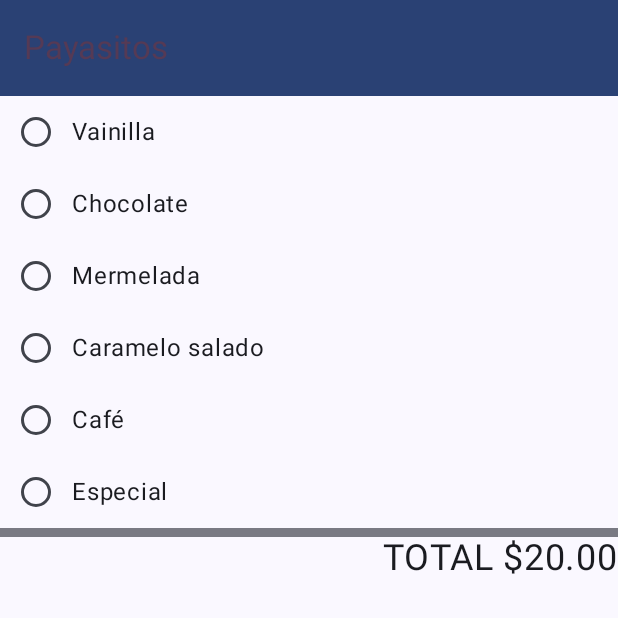
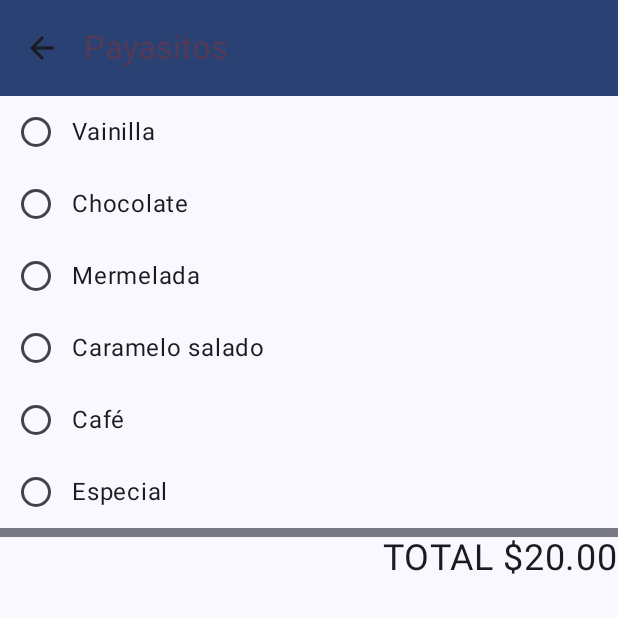
Before and after one commit to alexudg/android_studio-cupcake_orders, an Android app built with Jetpack Compose: the screen it shows after launch (MainActivity), after a tap on "1 Payasito", on a phone screen of 412 x 824 dp, the top half of it. Run offline under Robolectric (Android 15) with nearby library versions, the light colour scheme and no system bars.

Commit message:
created splashScreen & icon back screen on topBar

```diff
--- a/app/src/main/java/com/planetsistemas/cupcakeorders/GlobalScreen.kt
+++ b/app/src/main/java/com/planetsistemas/cupcakeorders/GlobalScreen.kt
@@ -4,7 +4,11 @@ import android.annotation.SuppressLint
 import androidx.compose.foundation.layout.Arrangement
 import androidx.compose.foundation.layout.Row
 import androidx.compose.foundation.layout.fillMaxWidth
+import androidx.compose.material.icons.Icons
+import androidx.compose.material.icons.filled.ArrowBack
 import androidx.compose.material3.ExperimentalMaterial3Api
+import androidx.compose.material3.Icon
+import androidx.compose.material3.IconButton
 import androidx.compose.material3.MaterialTheme
 import androidx.compose.material3.Scaffold
 import androidx.compose.material3.Text
@@ -13,7 +17,11 @@ import androidx.compose.material3.TopAppBarDefaults
 import androidx.compose.runtime.Composable
 import androidx.compose.runtime.collectAsState
 import androidx.compose.runtime.getValue
+import androidx.compose.runtime.setValue
+import androidx.compose.runtime.mutableStateOf
+import androidx.compose.runtime.saveable.rememberSaveable
 import androidx.compose.ui.Modifier
+
 import androidx.compose.ui.unit.sp
 import androidx.navigation.NavController
 import androidx.navigation.compose.NavHost
@@ -25,6 +33,7 @@ import androidx.lifecycle.viewmodel.compose.viewModel
  * Nombres definitivos para navegar entre las pantallas
  */
 enum class Screens {
+    Splash,
     Start,
     Flavor,
     PickUp,
@@ -36,6 +45,7 @@ enum class Screens {
 @Composable
 fun GlobalScreen(viewModel: OrderViewModel = viewModel()) {
     val navController = rememberNavController()
+    var isShowBackIcon by rememberSaveable { mutableStateOf(false) }
 
     Scaffold(
         topBar = {
@@ -45,6 +55,18 @@ fun GlobalScreen(viewModel: OrderViewModel = viewModel()) {
                     containerColor = MaterialTheme.colorScheme.primary,
                     titleContentColor = MaterialTheme.colorScheme.tertiary
                 ),
+                navigationIcon = {
+                    if (isShowBackIcon) {
+                        IconButton(
+                            onClick = { navController.popBackStack() }
+                        ) {
+                            Icon(
+                                imageVector = Icons.Filled.ArrowBack,
+                                contentDescription = "Go Back"
+                            )
+                        }
+                    }
+                },
                 title = {
                     Text("Payasitos")
                 },
@@ -55,16 +77,26 @@ fun GlobalScreen(viewModel: OrderViewModel = viewModel()) {
 
         NavHost(
             navController = navController,
-            startDestination = Screens.Start.name
+            startDestination = Screens.Splash.name
         ) {
+            composable(route = Screens.Splash.name) {
+                SplashScreen(
+                    navController = navController
+                )
+            }
+
             composable(route = Screens.Start.name) {
+                isShowBackIcon = false
+
                 StartScreen(
-                    navController,
-                    viewModel,
-                    innerPadding)
+                    navController = navController,
+                    viewModel = viewModel,
+                    innerPadding = innerPadding)
             }
 
             composable(route = Screens.Flavor.name) {
+                isShowBackIcon = true
+
                 FlavorScreen(
                     navController = navController,
                     total = uiState.total,
--- /dev/null
+++ b/app/src/main/java/com/planetsistemas/cupcakeorders/SplashScreen.kt
@@ -0,0 +1,61 @@
+package com.planetsistemas.cupcakeorders
+
+import androidx.compose.animation.Animatable
+import androidx.compose.foundation.Image
+import androidx.compose.foundation.layout.Arrangement
+import androidx.compose.foundation.layout.Column
+import androidx.compose.foundation.layout.fillMaxSize
+import androidx.compose.material3.Text
+import androidx.compose.runtime.Composable
+import androidx.compose.runtime.LaunchedEffect
+import androidx.compose.runtime.remember
+import androidx.compose.ui.Alignment
+import androidx.compose.ui.Modifier
+import androidx.compose.ui.res.painterResource
+import androidx.compose.ui.text.font.FontWeight
+import androidx.compose.ui.unit.sp
+import androidx.navigation.NavController
+import kotlinx.coroutines.delay
+import androidx.compose.animation.core.Animatable
+import androidx.compose.animation.core.AnimationVector1D
+import androidx.compose.animation.core.LinearEasing
+import androidx.compose.animation.core.tween
+import androidx.compose.ui.draw.alpha
+
+@Composable
+fun SplashScreen(navController: NavController) {
+    val alpha = remember { Animatable(0f) }
+
+    LaunchedEffect(key1 = true) {
+        alpha.animateTo(
+            targetValue = 1f,
+            animationSpec = tween(2000, easing = LinearEasing)
+        )
+
+        delay(2000)
+
+        // reset memory of screen to back
+        navController.popBackStack()
+
+        // go start
+        navController.navigate(Screens.Start.name)
+    }
+
+    Column(
+        modifier = Modifier.fillMaxSize(),
+        verticalArrangement = Arrangement.Center,
+        horizontalAlignment = Alignment.CenterHorizontally
+    ) {
+        Image(
+            painter = painterResource(id = R.drawable.cupcake),
+            contentDescription = "Payasito",
+            modifier = Modifier.alpha(alpha.value)
+        )
+        Text(
+            text = "Payasitos",
+            fontSize = 30.sp,
+            fontWeight = FontWeight.Bold,
+            modifier = Modifier.alpha(alpha.value)
+        )
+    }
+}
```
Also changed, not shown: app/src/main/java/com/planetsistemas/cupcakeorders/SummaryScreen.kt (+31 -1 lines).
